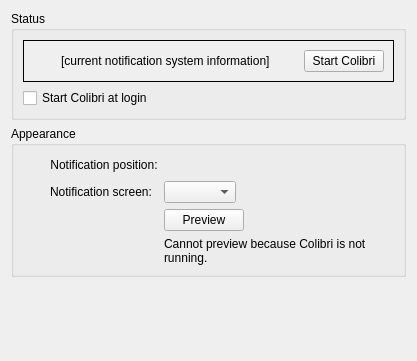
KDE/colibri, file kcm/controlmodule.ui: the form before one commit.
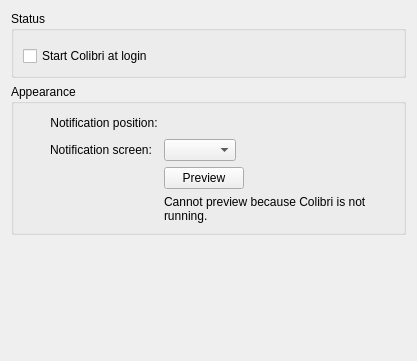
The form after the commit. Custom widgets are drawn as their Qt base class.

Commit message: Use KMessageWidget in kcm

Diff of the .ui file:
```diff
--- a/kcm/controlmodule.ui
+++ b/kcm/controlmodule.ui
@@ -18,67 +18,7 @@
      </property>
      <layout class="QVBoxLayout" name="verticalLayout_3">
       <item>
-       <widget class="QFrame" name="stateContainer">
-        <property name="autoFillBackground">
-         <bool>true</bool>
-        </property>
-        <property name="frameShape">
-         <enum>QFrame::Box</enum>
-        </property>
-        <property name="frameShadow">
-         <enum>QFrame::Plain</enum>
-        </property>
-        <layout class="QHBoxLayout" name="horizontalLayout_2">
-         <item>
-          <widget class="QLabel" name="stateIconLabel">
-           <property name="sizePolicy">
-            <sizepolicy hsizetype="Fixed" vsizetype="Fixed">
-             <horstretch>0</horstretch>
-             <verstretch>0</verstretch>
-            </sizepolicy>
-           </property>
-           <property name="minimumSize">
-            <size>
-             <width>22</width>
-             <height>22</height>
-            </size>
-           </property>
-           <property name="text">
-            <string/>
-           </property>
-          </widget>
-         </item>
-         <item>
-          <widget class="QLabel" name="stateTextLabel">
-           <property name="sizePolicy">
-            <sizepolicy hsizetype="Expanding" vsizetype="Preferred">
-             <horstretch>0</horstretch>
-             <verstretch>0</verstretch>
-            </sizepolicy>
-           </property>
-           <property name="text">
-            <string notr="true">[current notification system information]</string>
-           </property>
-           <property name="wordWrap">
-            <bool>true</bool>
-           </property>
-          </widget>
-         </item>
-         <item>
-          <widget class="QPushButton" name="startButton">
-           <property name="sizePolicy">
-            <sizepolicy hsizetype="Fixed" vsizetype="Fixed">
-             <horstretch>0</horstretch>
-             <verstretch>0</verstretch>
-            </sizepolicy>
-           </property>
-           <property name="text">
-            <string>Start Colibri</string>
-           </property>
-          </widget>
-         </item>
-        </layout>
-       </widget>
+       <widget class="KMessageWidget" name="messageWidget"/>
       </item>
       <item>
        <widget class="QCheckBox" name="kcfg_AutoStart">
@@ -253,6 +193,12 @@
    <header>alignmentselector.h</header>
    <container>1</container>
   </customwidget>
+  <customwidget>
+   <class>KMessageWidget</class>
+   <extends>QFrame</extends>
+   <header location="global">KMessageWidget</header>
+   <container>1</container>
+  </customwidget>
  </customwidgets>
  <resources/>
  <connections/>
```
The commit also changes 2 other files.
